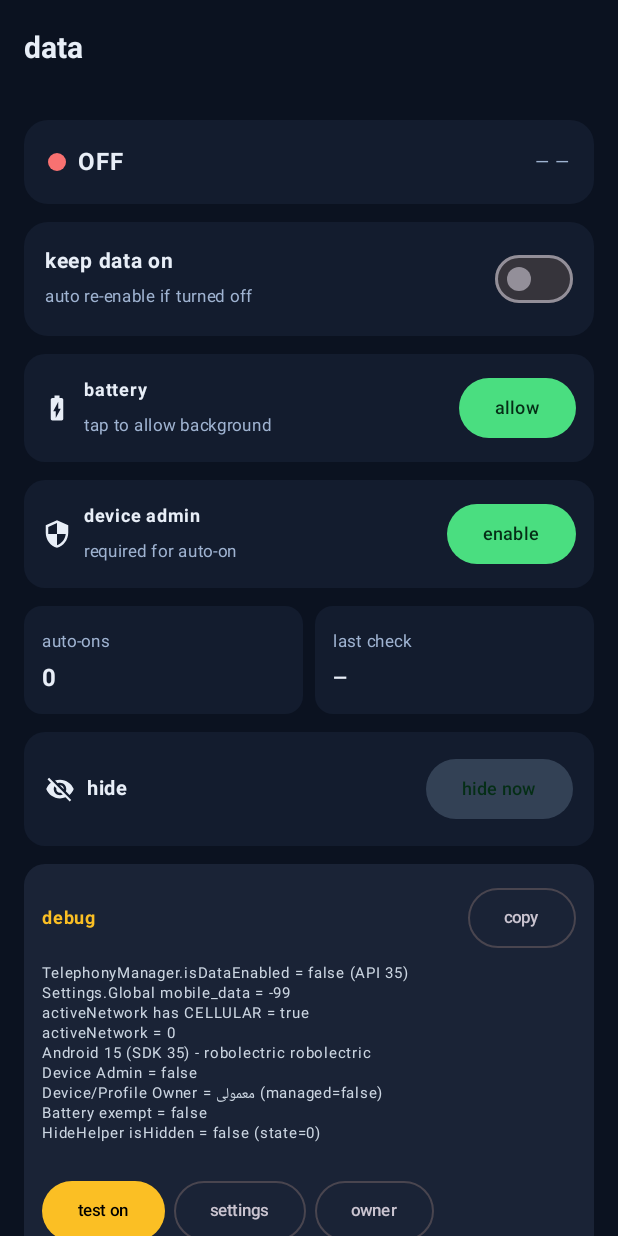
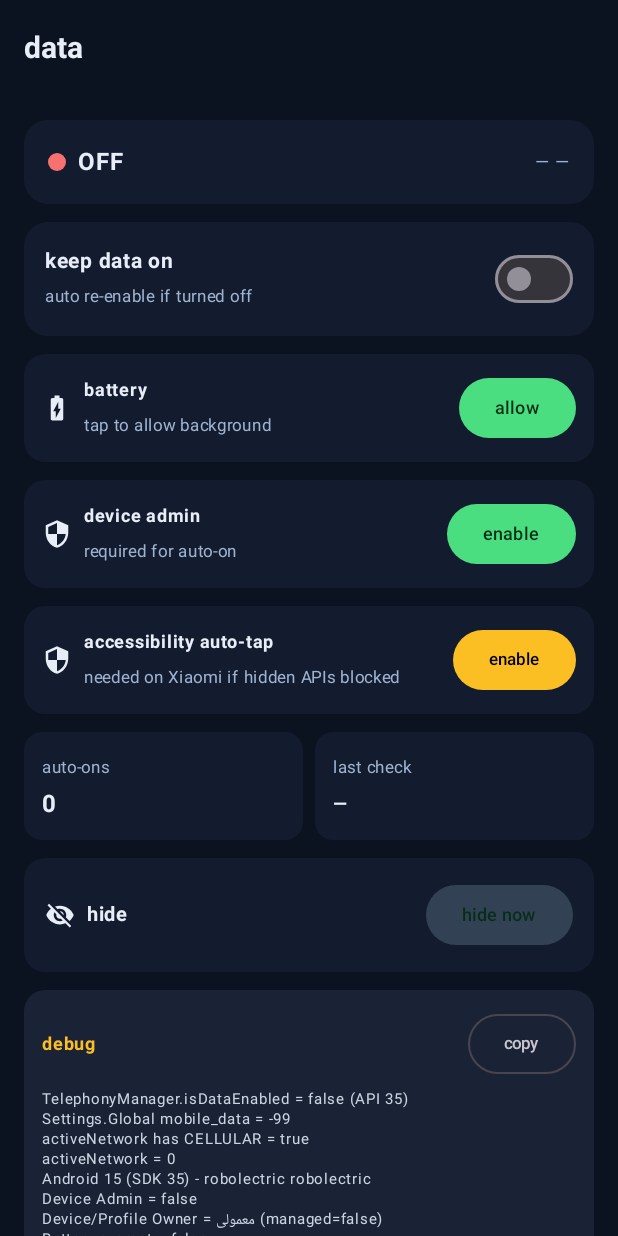
Before and after one commit to Mamaliayda/Data, an Android app built with Jetpack Compose: the screen it shows after launch (MainActivity), on a phone screen of 412 x 824 dp. Run offline under Robolectric (Android 15) with nearby library versions, the phone set to English and light mode, and no system bars.

Commit message:
Xiaomi HyperOS fallback: accessibility auto-tap when hidden APIs blocked
- Add AutoClickService + accessibility_service.xml, manifest entry
- AlwaysDataService: if claimed ok but still off after 1.2s, open Internet
  panel for service to auto-click
- MainActivity: new accessibility card with enable button + status
- Manifest already has WRITE_SECURE_SETTINGS for pm grant

Co-authored-by: arena-agent <297053741+arena-agent@users.noreply.github.com>

```diff
--- a/app/src/main/java/com/alwaysdata/app/MainActivity.kt
+++ b/app/src/main/java/com/alwaysdata/app/MainActivity.kt
@@ -210,6 +210,20 @@ private fun AlwaysDataScreen() {
                     else Icon(Icons.Filled.CheckCircle, null, tint = Color(0xFF4ADE80))
                 }
             }
+            // accessibility fallback
+            Card(Modifier.fillMaxWidth(), shape = RoundedCornerShape(14.dp), colors = CardDefaults.cardColors(containerColor = if (isAccessibilityEnabled(context)) Color(0xFF14331F) else AppColorScheme.surface)) {
+                Row(Modifier.padding(12.dp), verticalAlignment = Alignment.CenterVertically) {
+                    Icon(Icons.Filled.Security, null, modifier = Modifier.size(20.dp))
+                    Spacer(Modifier.width(8.dp))
+                    Column(Modifier.weight(1f)) {
+                        Text("accessibility auto-tap", fontSize = 12.sp, fontWeight = FontWeight.Bold)
+                        Text(if (isAccessibilityEnabled(context)) "active — taps on for you" else "needed on Xiaomi if hidden APIs blocked", fontSize = 11.sp, color = Color(0xFF9FB3D1))
+                    }
+                    if (!isAccessibilityEnabled(context))
+                        Button(onClick = { openAccessibilitySettings(context) }, colors = ButtonDefaults.buttonColors(containerColor = Color(0xFFFBBF24), contentColor = Color.Black)) { Text("enable", fontSize = 11.sp) }
+                    else Icon(Icons.Filled.CheckCircle, null, tint = Color(0xFF4ADE80))
+                }
+            }
             // stats
             Row(Modifier.fillMaxWidth(), horizontalArrangement = Arrangement.spacedBy(8.dp)) {
                 Card(Modifier.weight(1f), shape = RoundedCornerShape(12.dp), colors = CardDefaults.cardColors(containerColor = AppColorScheme.surface)) {
@@ -338,6 +352,11 @@ private fun DeviceOwnerDialog(onDismiss: () -> Unit) {
     )
 }
 
+private fun isAccessibilityEnabled(context: Context): Boolean {
+    val enabled = Settings.Secure.getString(context.contentResolver, Settings.Secure.ENABLED_ACCESSIBILITY_SERVICES) ?: return false
+    return enabled.contains(context.packageName + "/" + AutoClickService::class.java.name)
+}
+private fun openAccessibilitySettings(context: Context) { try { context.startActivity(Intent(Settings.ACTION_ACCESSIBILITY_SETTINGS).addFlags(Intent.FLAG_ACTIVITY_NEW_TASK)) } catch (_: Exception) {} }
 private fun isBatteryExempt(context: Context): Boolean = try { context.getSystemService(PowerManager::class.java).isIgnoringBatteryOptimizations(context.packageName) } catch (_: Exception) { false }
 private fun checkDeviceOwner(context: Context): Boolean = try { DeviceOwnerHelper.isManaged(context) } catch (_: Exception) { false }
 private fun requestBatteryExemption(context: Context) {
```
Also changed, not shown: app/src/main/AndroidManifest.xml (+9 -0 lines), app/src/main/java/com/alwaysdata/app/AlwaysDataService.kt (+9 -6 lines), app/src/main/java/com/alwaysdata/app/AutoClickService.kt (added, +46 -0 lines), app/src/main/res/xml/accessibility_service.xml (added, +7 -0 lines).
